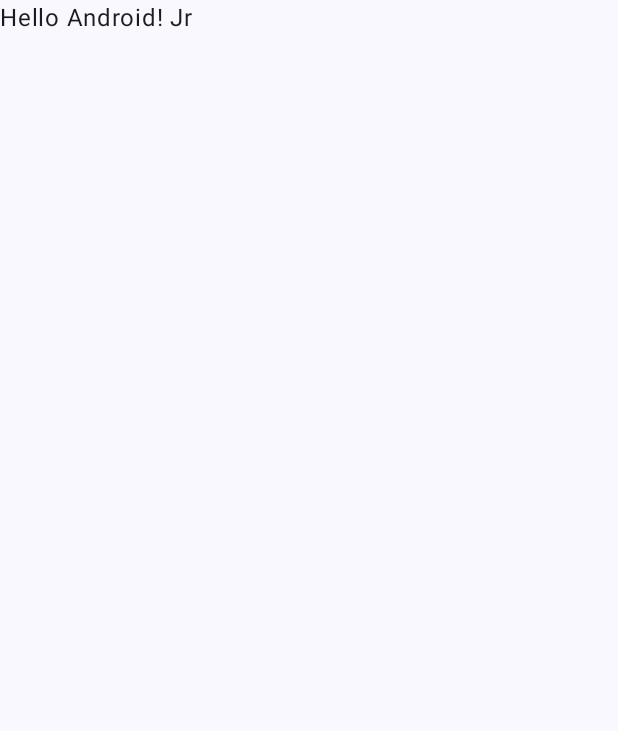
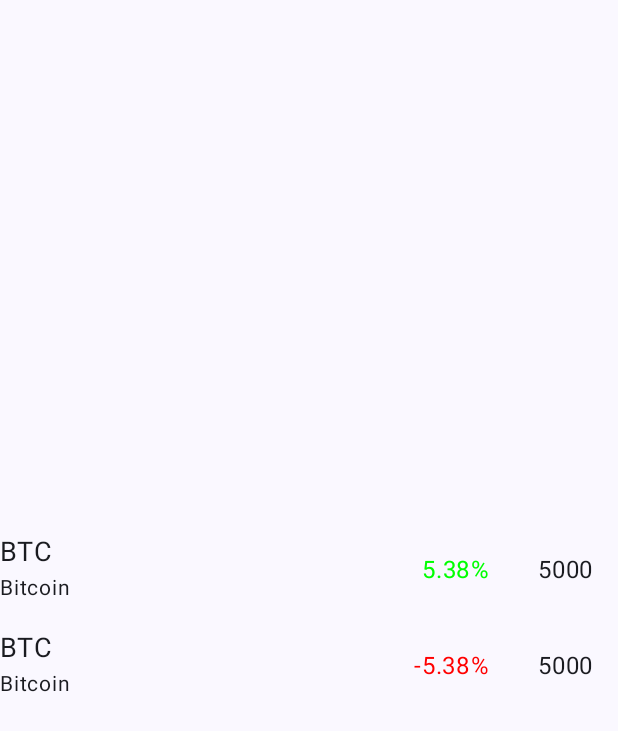
Before and after one commit to camiluscorp/Crypto-Android, an Android app built with Jetpack Compose: the screen it shows after launch (MainActivity), on a phone screen of 412 x 824 dp. Before the commit the part shown is almost empty. Shown: the top 731 px of the screen. Run offline under Robolectric (Android 15) with nearby library versions, the phone set to English and light mode, and no system bars; our stand-ins replace Dagger/Hilt's generated code; pictures from the network do not load.

```diff
--- a/app/src/main/AndroidManifest.xml
+++ b/app/src/main/AndroidManifest.xml
@@ -2,7 +2,10 @@
 <manifest xmlns:android="http://schemas.android.com/apk/res/android"
     xmlns:tools="http://schemas.android.com/tools">
 
+    <uses-permission android:name="android.permission.INTERNET"/>
+
     <application
+        android:name=".CoinCapApp"
         android:allowBackup="true"
         android:dataExtractionRules="@xml/data_extraction_rules"
         android:fullBackupContent="@xml/backup_rules"
--- /dev/null
+++ b/app/src/main/java/com/example/coincapapp/CoinCapApp.kt
@@ -0,0 +1,10 @@
+package com.example.coincapapp
+
+import android.app.Application
+import dagger.hilt.android.HiltAndroidApp
+
+
+@HiltAndroidApp
+class CoinCapApp: Application() {
+
+}
--- a/app/src/main/java/com/example/coincapapp/MainActivity.kt
+++ b/app/src/main/java/com/example/coincapapp/MainActivity.kt
@@ -4,14 +4,21 @@ import android.os.Bundle
 import androidx.activity.ComponentActivity
 import androidx.activity.compose.setContent
 import androidx.activity.enableEdgeToEdge
+import androidx.compose.foundation.layout.Arrangement
+import androidx.compose.foundation.layout.Column
+import androidx.compose.foundation.layout.Spacer
 import androidx.compose.foundation.layout.fillMaxSize
 import androidx.compose.foundation.layout.padding
+import androidx.compose.foundation.layout.size
 import androidx.compose.material3.Scaffold
 import androidx.compose.material3.Text
 import androidx.compose.runtime.Composable
 import androidx.compose.ui.Modifier
 import androidx.compose.ui.tooling.preview.Preview
+import androidx.compose.ui.unit.dp
+import com.example.coincapapp.models.Asset
 import com.example.coincapapp.ui.theme.CoinCapAppTheme
+import com.example.coincapapp.views.AssetRow
 
 class MainActivity : ComponentActivity() {
     override fun onCreate(savedInstanceState: Bundle?) {
@@ -20,10 +27,41 @@ class MainActivity : ComponentActivity() {
         setContent {
             CoinCapAppTheme {
                 Scaffold(modifier = Modifier.fillMaxSize()) { innerPadding ->
-                    Greeting(
-                        name = "Android",
-                        modifier = Modifier.padding(innerPadding)
-                    )
+//                    Greeting(
+//                        name = "Android",
+//                        modifier = Modifier.padding(innerPadding)
+//                    )
+                    Column(
+                        verticalArrangement = Arrangement.Center,
+                        modifier = Modifier.fillMaxSize()
+                    ) {
+                        AssetRow(
+                            Asset(
+                            id = "1",
+                            name = "Bitcoin",
+                            symbol = "BTC",
+                            percentage = 5.38,
+                            price = "5000"
+
+                        )
+                        )
+                        Spacer(modifier = Modifier.size(16.dp))
+                        AssetRow(
+                            Asset(
+                            id = "2",
+                            name = "Bitcoin",
+                            symbol = "BTC",
+                            percentage = -5.38,
+                            price = "5000"
+
+                        )
+                        )
+                        //AssetRow()
+                        //Spacer(modifier = Modifier.size(16.dp))
+                        //AssetRow()
+
+                    }
+
                 }
             }
         }
--- /dev/null
+++ b/app/src/main/java/com/example/coincapapp/models/Asset.kt
@@ -0,0 +1,9 @@
+package com.example.coincapapp.models
+
+data class Asset(
+        val id: String,
+        val name: String,
+        val symbol: String,
+        val price: String,
+        val percentage: Double
+)
--- /dev/null
+++ b/app/src/main/java/com/example/coincapapp/views/AssetsView.kt
@@ -0,0 +1,113 @@
+package com.example.coincapapp.views
+
+import androidx.compose.foundation.layout.Arrangement
+import androidx.compose.foundation.layout.Column
+import androidx.compose.foundation.layout.Row
+import androidx.compose.foundation.layout.Spacer
+import androidx.compose.foundation.layout.fillMaxSize
+import androidx.compose.foundation.layout.fillMaxWidth
+import androidx.compose.foundation.layout.padding
+import androidx.compose.foundation.layout.size
+import androidx.compose.material.icons.Icons
+import androidx.compose.material.icons.filled.CheckCircle
+import androidx.compose.material.icons.filled.KeyboardArrowUp
+import androidx.compose.material3.Icon
+import androidx.compose.material3.Text
+import androidx.compose.runtime.Composable
+import androidx.compose.ui.Alignment
+import androidx.compose.ui.Modifier
+import androidx.compose.ui.tooling.preview.Preview
+import androidx.compose.ui.graphics.Color
+import androidx.compose.ui.unit.dp
+import androidx.compose.ui.unit.sp
+import coil3.compose.AsyncImage
+import com.example.coincapapp.models.Asset
+
+
+@Composable
+fun AssetRow(asset: Asset) {
+    Row(
+        verticalAlignment = Alignment.CenterVertically,
+        modifier = Modifier.fillMaxWidth()
+    ) {
+//        Icon(
+//            imageVector = Icons.Filled.CheckCircle,
+//            contentDescription = null,
+//            tint = Color.Red,
+//            modifier = Modifier.padding(horizontal = 8.dp)
+//        )
+
+        AsyncImage(
+            model = "https://assets.coincap.io/assets/icons/${asset.symbol.lowercase()}@2x.png",
+            contentDescription = null
+        )
+
+        Column {
+            Text(
+                text = asset.symbol,
+                fontSize = 18.sp
+            )
+            Text(
+                text = asset.name,
+                fontSize = 14.sp
+            )
+        }
+
+        Spacer(modifier = Modifier.weight(1f))
+
+        //Icon(
+        //    imageVector = Icons.Filled.KeyboardArrowUp,
+        //    contentDescription = null,
+        //    tint = Color.Green
+        //)
+
+        Text(
+            text = "${asset.percentage}%",
+            fontSize = 16.sp,
+            modifier = Modifier.padding(horizontal = 16.dp),
+            color = if(asset.percentage >= 0) Color.Green else Color.Red
+        )
+
+        Text(
+            text = asset.price,
+            fontSize = 16.sp,
+            modifier = Modifier.padding(horizontal = 16.dp)
+        )
+
+    }
+}
+
+@Preview(
+    showBackground = true,
+    showSystemUi = true
+)
+
+@Composable
+fun AssertRowPreview() {
+    Column(
+        verticalArrangement = Arrangement.Center,
+        modifier = Modifier.fillMaxSize()
+    ) {
+        AssetRow(Asset(
+            id = "1",
+            name = "Bitcoin",
+            symbol = "BTC",
+            percentage = 5.38,
+            price = "5000"
+
+        ))
+        Spacer(modifier = Modifier.size(16.dp))
+        AssetRow(Asset(
+            id = "2",
+            name = "Ethereum",
+            symbol = "ETH",
+            percentage = -5.38,
+            price = "2000"
+
+        ))
+        //AssetRow()
+        //Spacer(modifier = Modifier.size(16.dp))
+        //AssetRow()
+
+    }
+}
--- a/build.gradle.kts
+++ b/build.gradle.kts
@@ -3,4 +3,5 @@ plugins {
     alias(libs.plugins.android.application) apply false
     alias(libs.plugins.kotlin.android) apply false
     alias(libs.plugins.kotlin.compose) apply false
+    alias (libs.plugins.hilt.android) apply false
 }
```
Also changed, not shown: app/build.gradle.kts (+16 -0 lines), app/src/main/java/com/example/coincapapp/views/PersonalDesignView.kt (added, +144 -0 lines), gradle/libs.versions.toml (+13 -0 lines).
